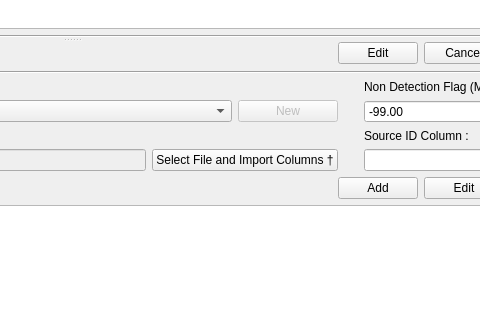
First picture: the form in PhzQtUI/auxdir/PhzQtUI/FormSurveyMapping.ui, repository astrorama/Phosphoros, before the edit; both pictures show x 457 to 937 and y 308 to 628 of the 1058 by 842 pixel window.
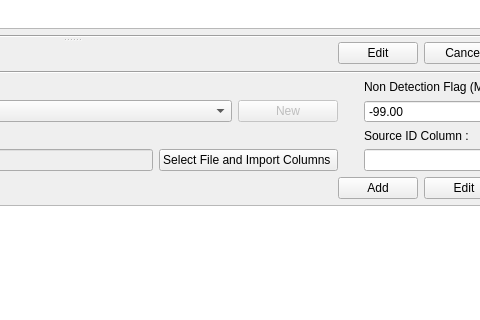
Second picture: the form after the edit.

```diff
--- a/PhzQtUI/auxdir/PhzQtUI/FormSurveyMapping.ui
+++ b/PhzQtUI/auxdir/PhzQtUI/FormSurveyMapping.ui
@@ -314,7 +314,7 @@
               <string>Select a file to be used as default file for this catalog. The columns of the catalog will be used to populate the drop-down for the ID and the Filters columns.</string>
              </property>
              <property name="text">
-              <string>Select File and Import Columns †</string>
+              <string>Select File and Import Columns </string>
              </property>
             </widget>
            </item>
```
